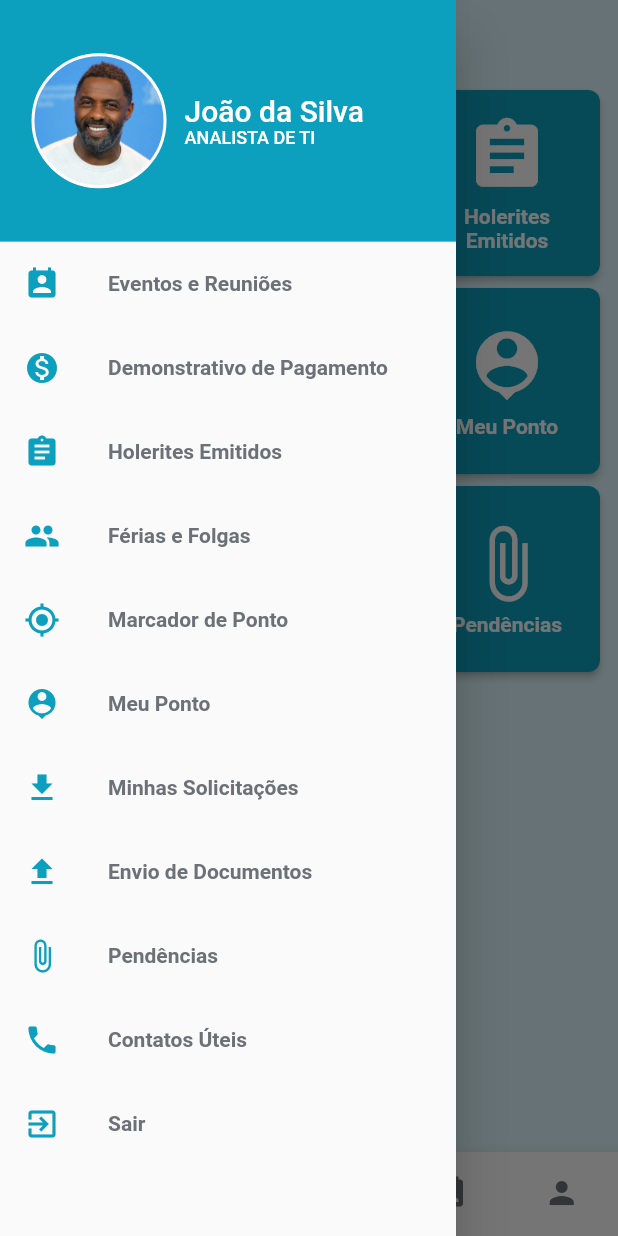
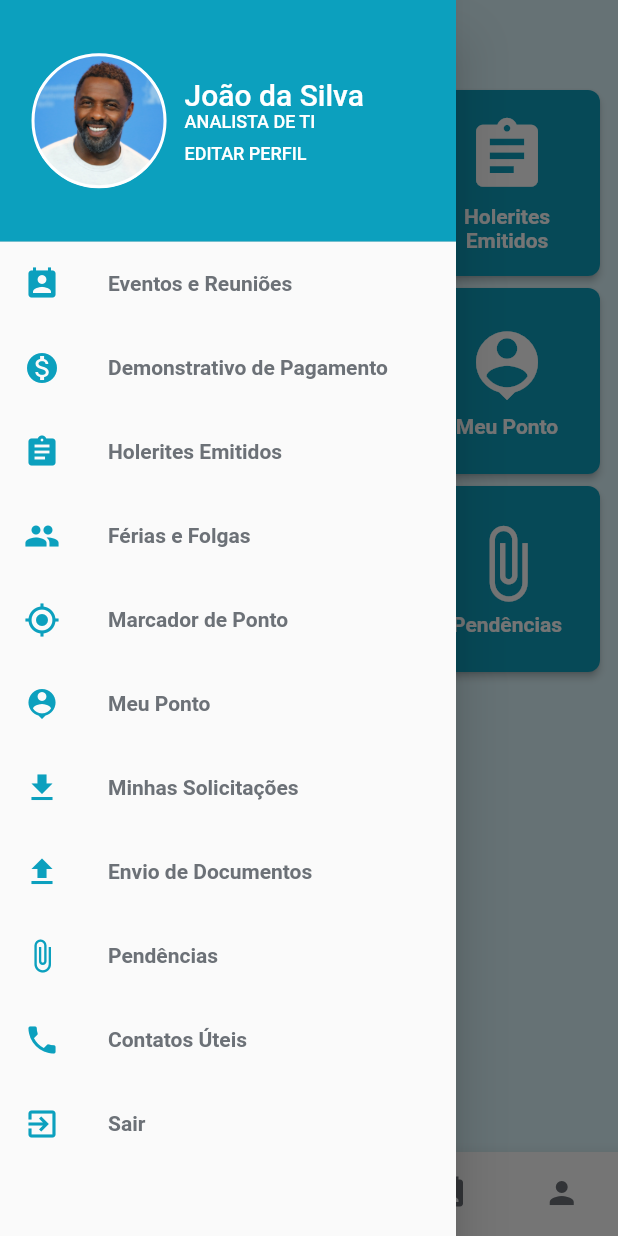
Before and after one commit to guischpor/app_rh, a Flutter app: the HomeScreen screen opened directly, with the side drawer open, on a phone screen of 412 x 824 dp. Run offline on Flutter 3.47's test engine with Material 2 defaults, Android fonts, the phone set to English and light mode, and no system bars.

Commit message:
up button editar perfil

```diff
--- a/lib/screens/home_screen.dart
+++ b/lib/screens/home_screen.dart
@@ -98,11 +98,6 @@ class _HomeScreenState extends State<HomeScreen> {
               case 1:
                 {
                   _routeMeuPonto();
-                }
-                break;
-              case 2:
-                {
-                  _routeEventoFerias();
                 }
                 break;
               case 3:
--- a/lib/widgets/menu_drawer/build_info.dart
+++ b/lib/widgets/menu_drawer/build_info.dart
@@ -1,3 +1,4 @@
+import 'package:app_rh/screens/meu_perfil_screen.dart';
 import 'package:app_rh/styles/styles.dart';
 import 'package:flutter/material.dart';
 
@@ -51,6 +52,19 @@ class _BuildInfoState extends State<BuildInfo> {
                     "ANALISTA DE TI",
                     style: TextStyle(color: Colors.white, fontSize: 12),
                   ),
+                  SizedBox(
+                    height: 7,
+                  ),
+                  InkWell(
+                    onTap: _routeMeuPerfil,
+                    child: Text(
+                      "EDITAR PERFIL",
+                      style: TextStyle(
+                          color: Colors.white,
+                          fontSize: 12,
+                          fontWeight: FontWeight.w500),
+                    ),
+                  )
                 ],
               ),
             ),
@@ -59,4 +73,9 @@ class _BuildInfoState extends State<BuildInfo> {
       ),
     );
   }
+
+  void _routeMeuPerfil() async {
+    Navigator.of(context)
+        .push(MaterialPageRoute(builder: (context) => MeuPerfilScreen()));
+  }
 }
--- a/lib/widgets/menu_item.dart
+++ b/lib/widgets/menu_item.dart
@@ -15,7 +15,8 @@ class MenuItem extends StatelessWidget {
 
   @override
   Widget build(BuildContext context) {
-    return GestureDetector(
+    return InkWell(
+      borderRadius: BorderRadius.circular(8),
       onTap: onTap,
       child: SizedBox(
         width: 90,
```
Also changed, not shown: 1 other file.
